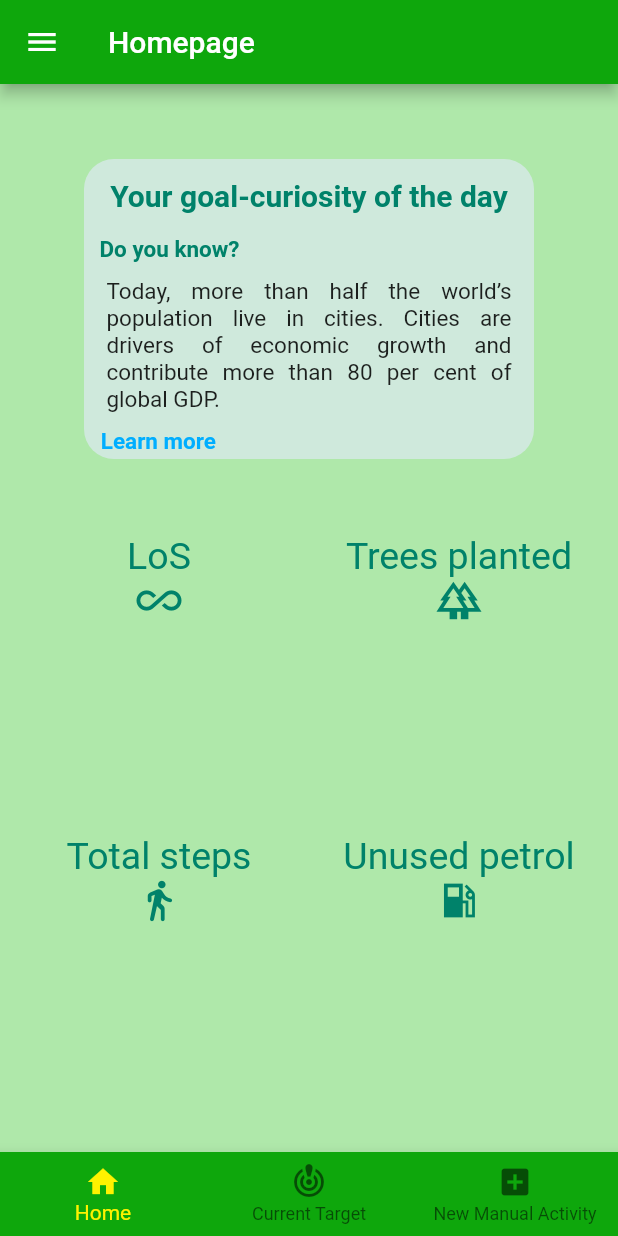
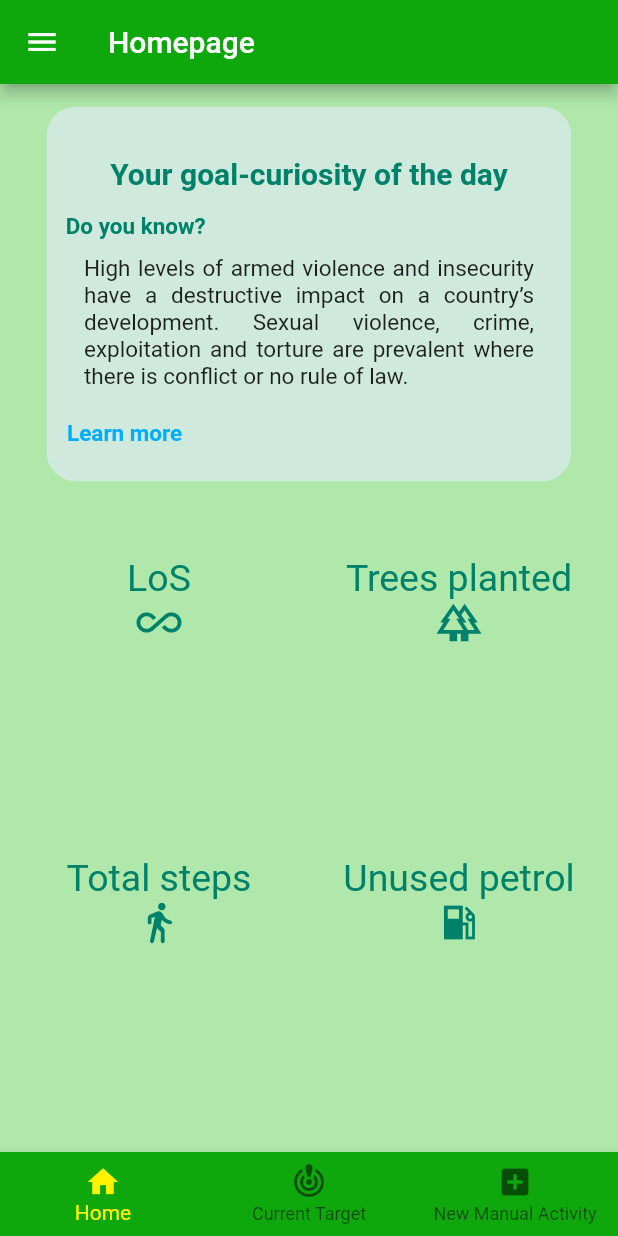
Before and after one commit to AndreaCorrado00/My_project, a Flutter app: the HomePageState screen opened directly, on a phone screen of 412 x 824 dp. Run offline on Flutter 3.47's test engine with Material 2 defaults, Android fonts, the phone set to English and light mode, and no system bars; our stand-ins replace flutter_login; Roboto replaces fonts that are missing (Quicksand).

Commit message:
Defined Profider of daily advice

```diff
--- a/my_project/lib/Database/Advice_Database.dart
+++ b/my_project/lib/Database/Advice_Database.dart
@@ -1,11 +1,5 @@
-import 'package:url_launcher/url_launcher.dart';
-//void main()
-//{
-//Random random = new Random();
-//int randomNumber = random.nextInt(15);
-//}
+import 'package:flutter/material.dart';
 
-// Creare una classe che riceve come costruttore un numero. Tale numero corrisponde al numero del nostro advice
 class AdviceSelection{
 int? index;
 
@@ -60,7 +54,7 @@ var adv9={
   'url':'https://www.un.org/sustainabledevelopment/infrastructure-industrialization/'};
 
 var adv10={
-  'adv_text': ' Emerging markets and developing economies are experiencing slow recoveries, widening disparities in income between countries. The number of refugees and migrant deaths worldwide reached the highest absolute number on record in 2021.',
+  'adv_text': ' Emerging markets and developing economies are experiencing slow recoveries, widening disparities in income between countries.',
   'url':'https://www.un.org/sustainabledevelopment/inequality/'};
 
 var adv11={
@@ -72,7 +66,7 @@ var adv12={
   'url':'https://www.un.org/sustainabledevelopment/sustainable-consumption-production/'};
 
 var adv13={
-  'adv_text': 'To limit warming to 1.5° Celsius above pre-industrial levels, as set out in the Paris Agreement, global greenhouse gas emissions will need to peak before 2025. Then they must decline by 43 per cent by 2030 and to net zero by 2050. ',
+  'adv_text': 'To limit warming to 1.5° Celsius above pre-industrial levels, global greenhouse gas emissions will need to peak before 2025. Then they must decline by 43 per cent by 2030. ',
   'url':'https://www.un.org/sustainabledevelopment/climate-change/'};
 
 var adv14={
--- a/my_project/lib/Providers/Daily_advice_counter.dart
+++ b/my_project/lib/Providers/Daily_advice_counter.dart
@@ -0,0 +1,91 @@
+import 'package:flutter/material.dart';
+
+class Daily_index with ChangeNotifier{
+  int index=16;
+
+ late var adv=elements[index];
+
+  int get count => index; // Access to the index outside of this dart file
+  String? get shortText =>adv!['adv_text'];
+  String? get Url =>adv!['url'];
+  void addOne (){index++;
+  notifyListeners();
+
+  }
+
+  // Metod text: provides the short text of the advice
+dynamic getText(){return adv!['adv_text'];}
+// metod get_url: provides the url of the advice
+dynamic getUrl(){return adv!['url'];}
+
+}
+
+
+var elements={1: adv1,2: adv2,3: adv3,4: adv4,5: adv5,6: adv6,7: adv7,8: adv8,9:adv9,10:adv10,11:adv11,12:adv12,13:adv13,14:adv14,15:adv15,16:adv16,17:adv17};
+var adv1={
+  'adv_text': 'The impact of the COVID-19 pandemic reversed the steady progress of poverty reduction over the past 25 years. ',
+  'url':'https://www.un.org/sustainabledevelopment/poverty/'};
+
+var adv2={
+  'adv_text': 'The number of people going hungry and suffering from food insecurity had been gradually rising between 2014 and the onset of the COVID-19 pandemic. ',
+  'url':'https://www.un.org/sustainabledevelopment/hunger/'};
+
+var adv3={
+  'adv_text': 'The pandemic has severely disrupted essential health services, triggered an increase in the prevalence of anxiety and depression, lowered global life expectancy, derailed progress towards ending HIV, tuberculosis (TB) and malaria.',
+  'url':'https://www.un.org/sustainabledevelopment/health/'};
+
+var adv4={
+  'adv_text': 'School closures (due to COVID-19 pandemic) have affected girls, children from disadvantaged backgrounds, those living in rural areas, children with disabilities and children from ethnic minorities more than their peers.',
+  'url':'https://www.un.org/sustainabledevelopment/education/'};
+
+var adv5={
+  'adv_text': 'Gender equality is not only a fundamental human right, but a necessary foundation for a peaceful, prosperous and sustainable world. There has been progress over the last decades, but the world is not on track to achieve gender equality by 2030.',
+  'url':'https://www.un.org/sustainabledevelopment/gender-equality/'};
+
+var adv6={
+  'adv_text': 'Decades of misuse, poor management, overextraction of groundwater and contamination of freshwater supplies have exacerbated water stress.',
+  'url':'https://www.un.org/sustainabledevelopment/water-and-sanitation/'};
+
+var adv7={
+  'adv_text': 'Latest data suggest that the world continues to advance towards sustainable energy targets. Nevertheless, the current pace of progress is insufficient to ensure access to clean and affordable energy to everyone by 2030. ',
+  'url':'https://www.un.org/sustainabledevelopment/energy/'};
+
+var adv8={
+  'adv_text': 'Although the global economy began to rebound in 2021, bringing some improvement in unemployment, recovery remains elusive and fragile.',
+  'url':'https://www.un.org/sustainabledevelopment/economic-growth/'};
+
+var adv9={
+  'adv_text': 'Higher-technology industries performed better and recovered faster, providing a strong example of how important technological innovation is.',
+  'url':'https://www.un.org/sustainabledevelopment/infrastructure-industrialization/'};
+
+var adv10={
+  'adv_text': ' Emerging markets and developing economies are experiencing slow recoveries, widening disparities in income between countries. The number of refugees and migrant deaths worldwide reached the highest absolute number on record in 2021.',
+  'url':'https://www.un.org/sustainabledevelopment/inequality/'};
+
+var adv11={
+  'adv_text': 'Today, more than half the world’s population live in cities. Cities are drivers of economic growth and contribute more than 80 per cent of global GDP.',
+  'url':'https://www.un.org/sustainabledevelopment/cities/'};
+
+var adv12={
+  'adv_text': 'Unsustainable patterns of consumption and production are root causes of the triple planetary crises of climate change, biodiversity loss and pollution.',
+  'url':'https://www.un.org/sustainabledevelopment/sustainable-consumption-production/'};
+
+var adv13={
+  'adv_text': 'To limit warming to 1.5° Celsius above pre-industrial levels, as set out in the Paris Agreement, global greenhouse gas emissions will need to peak before 2025. Then they must decline by 43 per cent by 2030 and to net zero by 2050. ',
+  'url':'https://www.un.org/sustainabledevelopment/climate-change/'};
+
+var adv14={
+  'adv_text': 'Healthy oceans and seas are essential to human existence and life on Earth. They cover 70 per cent of the planet and provide food, energy and water.',
+  'url':'https://www.un.org/sustainabledevelopment/oceans/'};
+
+var adv15={
+  'adv_text': ' Healthy ecosystems and the biological diversity they support are a source of food, water, medicine, shelter and other material goods.',
+  'url':'https://www.un.org/sustainabledevelopment/biodiversity/'};
+
+var adv16={
+  'adv_text': 'High levels of armed violence and insecurity have a destructive impact on a country’s development. Sexual violence, crime, exploitation and torture are prevalent where there is conflict or no rule of law.',
+  'url':'https://www.un.org/sustainabledevelopment/peace-justice/'};
+
+var adv17={
+  'adv_text': 'The 2030 Agenda is universal and calls for action by all countries – developed and developing – to ensure no one is left behind.',
+  'url':'https://www.un.org/sustainabledevelopment/globalpartnerships/'};
--- a/my_project/lib/screens/HomePage.dart
+++ b/my_project/lib/screens/HomePage.dart
@@ -8,7 +8,9 @@ import 'package:my_project/screens/ProfilePage.dart';
 import 'package:my_project/screens/StatisticsPage.dart';
 import 'package:my_project/screens/TipsPage.dart';
 import 'package:my_project/screens/constants.dart';
-import 'package:my_project/assets/Database/Advice_Database.dart';
+import 'package:my_project/Database/Advice_Database.dart';
+import 'package:provider/provider.dart';
+import 'package:my_project/Providers/Daily_advice_counter.dart';
 
 class HomePageState extends StatefulWidget {
   const HomePageState ({super.key});
@@ -46,7 +48,7 @@ class HomePage extends State<HomePageState>{
 
 
   static const routename = 'Homepage';
-
+  static const route = '/Advice_Databse';
   int _selectedIndex = 0;
 
 
@@ -135,15 +137,16 @@ class HomePage extends State<HomePageState>{
       body: Column(
 
           children: [
-            SizedBox(height: 50),
+            SizedBox(height: 15),
             ClipRRect(
               borderRadius: BorderRadius.circular(20),
               child: Container(
-              height: 200,
-              width: 300,
+              height: 250,
+              width: 350,
               color: thirdColor,
               child: Column(
                 mainAxisAlignment: MainAxisAlignment.center,
+
                 children: [
                   SizedBox(height: 10,),
                   Text('Your goal-curiosity of the day',
@@ -155,10 +158,13 @@ class HomePage extends State<HomePageState>{
                           style: TextStyle(color: secondaryColor,fontFamily: myfontFamily, fontSize: 15,fontWeight: FontWeight.bold),),),
                   SizedBox(height: 10,),
                   Container(
-                    height: 90,
-                    width: 270,
-                    child: Text('Today, more than half the world’s population live in cities. Cities are drivers of economic growth and contribute more than 80 per cent of global GDP.',
-                                style: TextStyle(fontSize:15 ), textAlign: TextAlign.justify,),),// Here there will be the text from the page
+                    height: 100,
+                    width: 300,
+                    child: Consumer<Daily_index>( builder: (context, index , child){
+                      return Text(Provider.of<Daily_index>(context, listen: true).getText(),
+                      style: TextStyle(fontSize:15 ), textAlign: TextAlign.justify,);
+                     }),
+                  ),
                   SizedBox(height: 10,),
                   Align(
 
```
